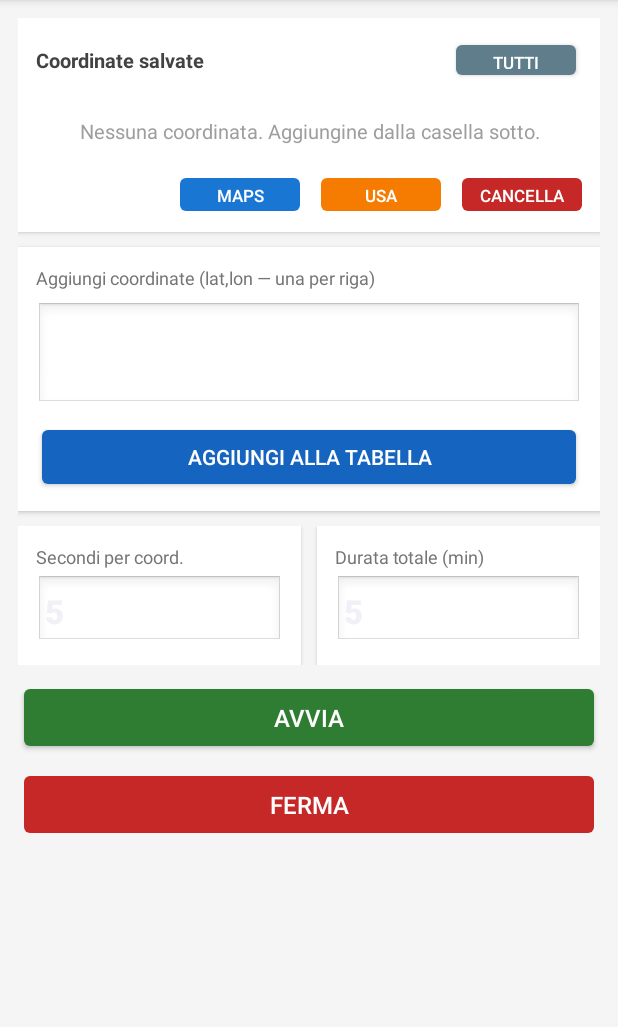
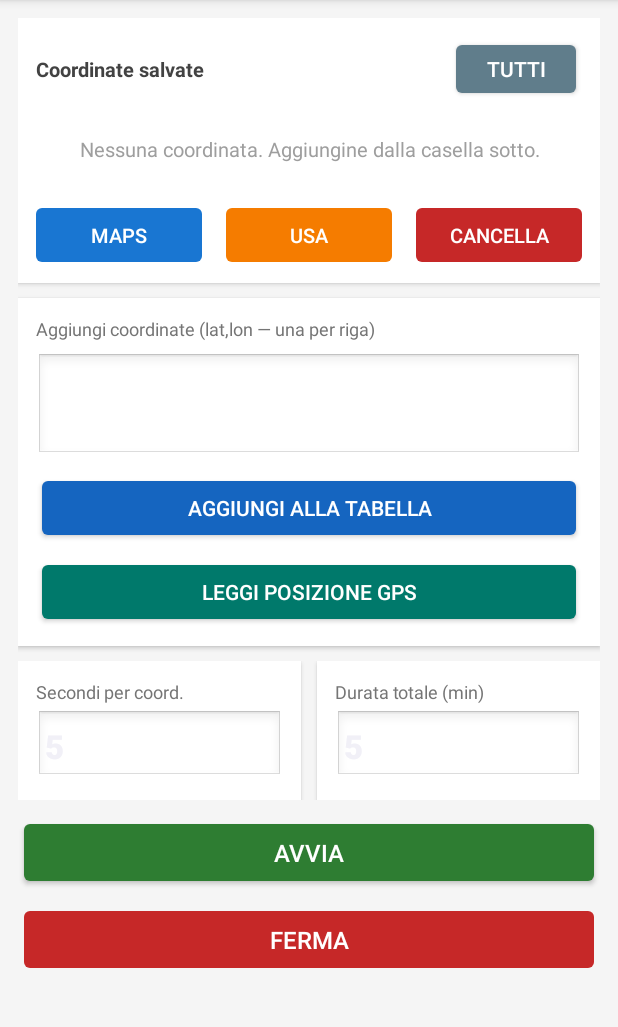
Before and after one commit to garsal1971/garsal-ww, an Android app: the screen it shows after launch (MainActivity), on a phone screen of 412 x 824 dp, the part 84-1111 px from its top. Run offline under Robolectric (Android 15) with nearby library versions, the phone set to English and light mode, and no system bars.

Commit message:
SilentMockGPS: ingrandisci bottoni tabella e aggiungi lettura GPS
- Bottoni Maps/Usa/Cancella: larghezza distribuita equamente (weight=1),
  altezza 48dp, testo 13sp — molto più visibili e facili da premere
- Bottone Tutti: altezza 44dp, testo 14sp
- Nuovo bottone "Leggi posizione GPS" (teal) nella card input:
  legge la posizione reale dal GPS e la inserisce direttamente in tabella;
  disabilitato mentre il mock è in esecuzione

https://claude.ai/code/session_01C7gyMv2Mzeh6iDatxZ4qHz

```diff
--- a/SilentMockGPS/app/src/main/res/layout/activity_main.xml
+++ b/SilentMockGPS/app/src/main/res/layout/activity_main.xml
@@ -83,11 +83,11 @@
                     <Button
                         android:id="@+id/selectAllButton"
                         android:layout_width="wrap_content"
-                        android:layout_height="32dp"
+                        android:layout_height="44dp"
                         android:text="Tutti"
-                        android:textSize="11sp"
-                        android:paddingLeft="10dp"
-                        android:paddingRight="10dp"
+                        android:textSize="14sp"
+                        android:paddingLeft="16dp"
+                        android:paddingRight="16dp"
                         android:backgroundTint="#607D8B"
                         android:textColor="#FFFFFF"/>
 
@@ -115,43 +115,42 @@
                     android:orientation="horizontal"
                     android:paddingLeft="8dp"
                     android:paddingRight="8dp"
-                    android:paddingBottom="8dp"
-                    android:gravity="end">
+                    android:paddingTop="8dp"
+                    android:paddingBottom="8dp">
 
                     <Button
                         android:id="@+id/mapsButton"
-                        android:layout_width="wrap_content"
-                        android:layout_height="34dp"
+                        android:layout_width="0dp"
+                        android:layout_height="48dp"
+                        android:layout_weight="1"
                         android:text="Maps"
-                        android:textSize="11sp"
-                        android:paddingLeft="10dp"
-                        android:paddingRight="10dp"
-                        android:layout_marginRight="6dp"
+                        android:textSize="13sp"
+                        android:layout_marginRight="4dp"
                         android:backgroundTint="#1976D2"
                         android:textColor="#FFFFFF"
                         android:enabled="false"/>
 
                     <Button
                         android:id="@+id/addToInputButton"
-                        android:layout_width="wrap_content"
-                        android:layout_height="34dp"
+                        android:layout_width="0dp"
+                        android:layout_height="48dp"
+                        android:layout_weight="1"
                         android:text="Usa"
-                        android:textSize="11sp"
-                        android:paddingLeft="10dp"
-                        android:paddingRight="10dp"
-                        android:layout_marginRight="6dp"
+                        android:textSize="13sp"
+                        android:layout_marginLeft="4dp"
+                        android:layout_marginRight="4dp"
                         android:backgroundTint="#F57C00"
                         android:textColor="#FFFFFF"
                         android:enabled="false"/>
 
                     <Button
                         android:id="@+id/deleteButton"
-                        android:layout_width="wrap_content"
-                        android:layout_height="34dp"
+                        android:layout_width="0dp"
+                        android:layout_height="48dp"
+                        android:layout_weight="1"
                         android:text="Cancella"
-                        android:textSize="11sp"
-                        android:paddingLeft="10dp"
-                        android:paddingRight="10dp"
+                        android:textSize="13sp"
+                        android:layout_marginLeft="4dp"
                         android:backgroundTint="#C62828"
                         android:textColor="#FFFFFF"
                         android:enabled="false"/>
@@ -201,6 +200,16 @@
                     android:textSize="14sp"
                     android:backgroundTint="#1565C0"
                     android:textColor="#FFFFFF"/>
+
+                <Button
+                    android:id="@+id/readGpsButton"
+                    android:layout_width="match_parent"
+                    android:layout_height="wrap_content"
+                    android:text="Leggi posizione GPS"
+                    android:textSize="14sp"
+                    android:backgroundTint="#00796B"
+                    android:textColor="#FFFFFF"
+                    android:layout_marginTop="8dp"/>
 
             </LinearLayout>
 
```
Also changed, not shown: SilentMockGPS/app/src/main/java/com/garsal/silentmockgps/MainActivity.java (+71 -1 lines).
